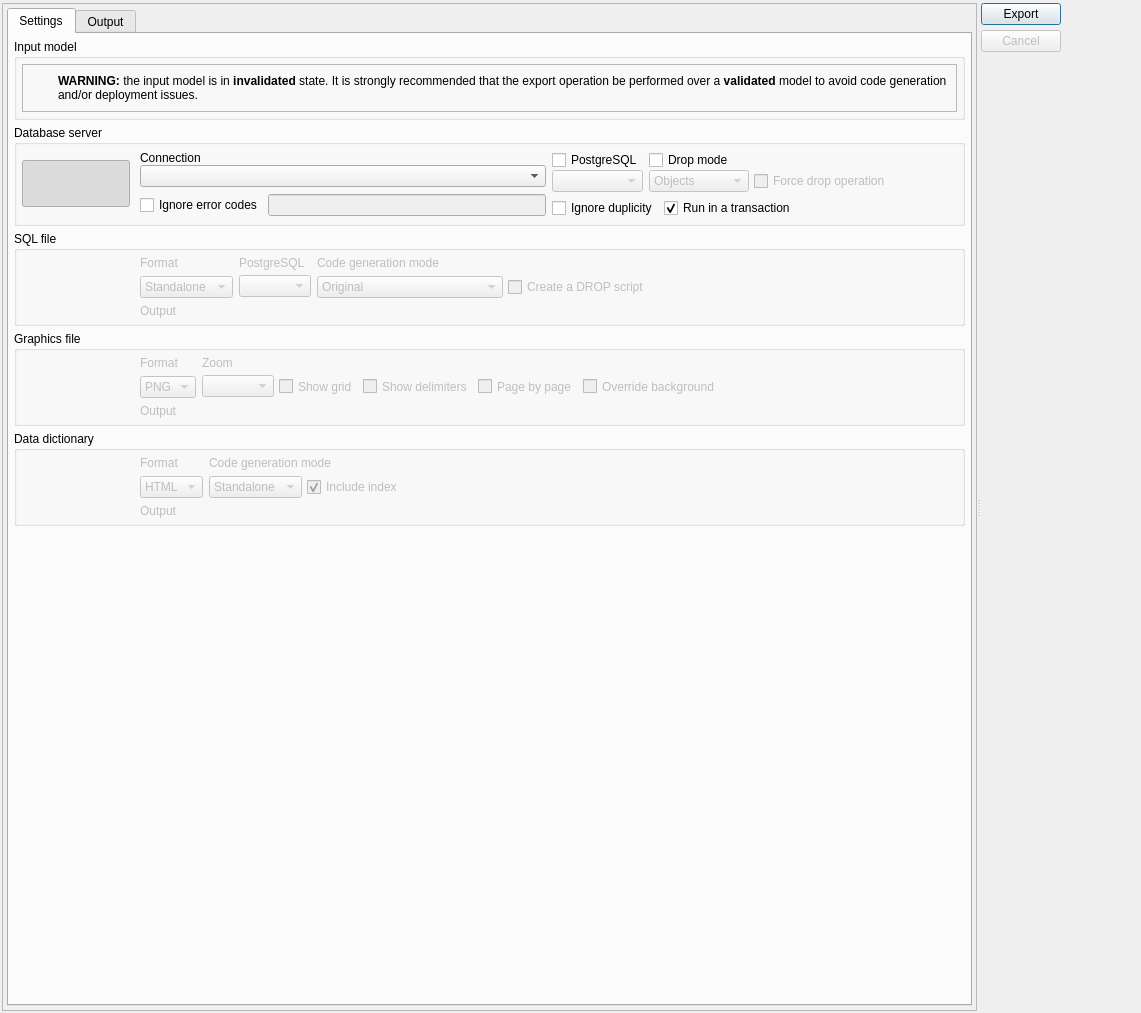
First picture: the form in libs/libgui/ui/tools/modelexportwidget.ui, repository maniac787/pgmodeler, before the edit.
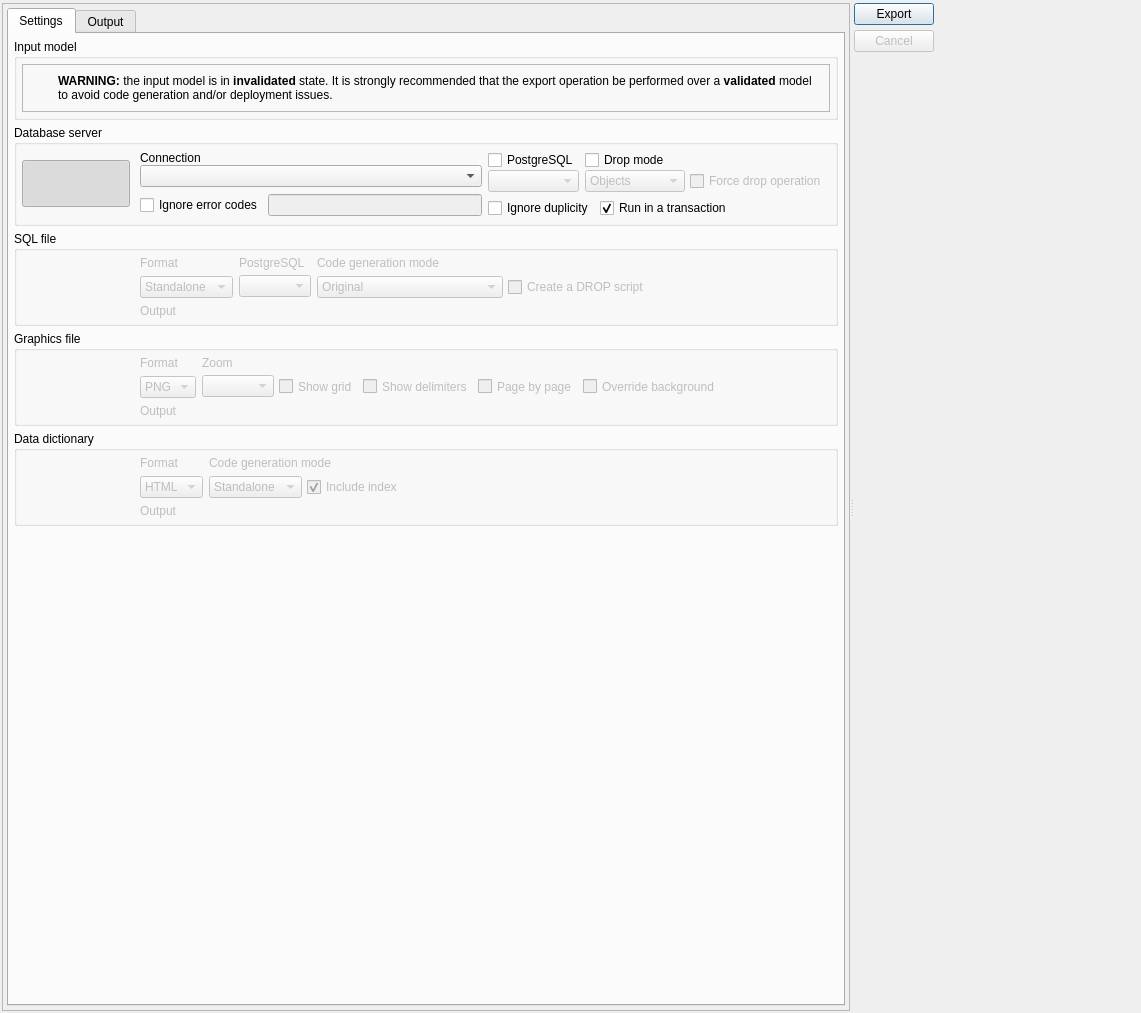
Second picture: the form after the edit. Icons and pictures are not drawn.

What changed in the file:
```diff
--- a/libs/libgui/ui/tools/modelexportwidget.ui
+++ b/libs/libgui/ui/tools/modelexportwidget.ui
@@ -1744,37 +1744,18 @@
        <property name="spacing">
         <number>5</number>
        </property>
-       <item row="0" column="0">
-        <widget class="QPushButton" name="export_btn">
-         <property name="sizePolicy">
-          <sizepolicy hsizetype="Preferred" vsizetype="Preferred">
-           <horstretch>0</horstretch>
-           <verstretch>0</verstretch>
-          </sizepolicy>
+       <item row="0" column="1" rowspan="2">
+        <spacer name="horizontalSpacer_4">
+         <property name="orientation">
+          <enum>Qt::Orientation::Horizontal</enum>
          </property>
-         <property name="maximumSize">
+         <property name="sizeHint" stdset="0">
           <size>
-           <width>16777215</width>
-           <height>16777215</height>
+           <width>40</width>
+           <height>20</height>
           </size>
          </property>
-         <property name="text">
-          <string>Export</string>
-         </property>
-         <property name="icon">
-          <iconset resource="../../res/resources.qrc">
-           <normaloff>:/icons/icons/export.png</normaloff>:/icons/icons/export.png</iconset>
-         </property>
-         <property name="iconSize">
-          <size>
-           <width>28</width>
-           <height>28</height>
-          </size>
-         </property>
-         <property name="default">
-          <bool>true</bool>
-         </property>
-        </widget>
+        </spacer>
        </item>
        <item row="1" column="0">
         <widget class="QPushButton" name="cancel_btn">
@@ -1802,8 +1783,100 @@
          </property>
         </widget>
        </item>
-       <item row="4" column="0">
-        <spacer name="verticalSpacer_2">
+       <item row="0" column="0">
+        <widget class="QPushButton" name="export_btn">
+         <property name="sizePolicy">
+          <sizepolicy hsizetype="Preferred" vsizetype="Preferred">
+           <horstretch>0</horstretch>
+           <verstretch>0</verstretch>
+          </sizepolicy>
+         </property>
+         <property name="maximumSize">
+          <size>
+           <width>16777215</width>
+           <height>16777215</height>
+          </size>
+         </property>
+         <property name="text">
+          <string>Export</string>
+         </property>
+         <property name="icon">
+          <iconset resource="../../res/resources.qrc">
+           <normaloff>:/icons/icons/export.png</normaloff>:/icons/icons/export.png</iconset>
+         </property>
+         <property name="iconSize">
+          <size>
+           <width>28</width>
+           <height>28</height>
+          </size>
+         </property>
+         <property name="default">
+          <bool>true</bool>
+         </property>
+        </widget>
+       </item>
+       <item row="3" column="0" colspan="2">
+        <layout class="QHBoxLayout" name="horizontalLayout_20">
+         <property name="spacing">
+          <number>0</number>
+         </property>
+         <property name="rightMargin">
+          <number>11</number>
+         </property>
+         <property name="bottomMargin">
+          <number>11</number>
+         </property>
+         <item>
+          <spacer name="horizontalSpacer_7">
+           <property name="orientation">
+            <enum>Qt::Orientation::Horizontal</enum>
+           </property>
+           <property name="sizeHint" stdset="0">
+            <size>
+             <width>40</width>
+             <height>20</height>
+            </size>
+           </property>
+          </spacer>
+         </item>
+         <item>
+          <widget class="QLabel" name="nullptrlabs_lbl">
+           <property name="sizePolicy">
+            <sizepolicy hsizetype="Fixed" vsizetype="Fixed">
+             <horstretch>0</horstretch>
+             <verstretch>0</verstretch>
+            </sizepolicy>
+           </property>
+           <property name="minimumSize">
+            <size>
+             <width>197</width>
+             <height>80</height>
+            </size>
+           </property>
+           <property name="maximumSize">
+            <size>
+             <width>197</width>
+             <height>80</height>
+            </size>
+           </property>
+           <property name="mouseTracking">
+            <bool>true</bool>
+           </property>
+           <property name="text">
+            <string/>
+           </property>
+           <property name="scaledContents">
+            <bool>true</bool>
+           </property>
+           <property name="openExternalLinks">
+            <bool>true</bool>
+           </property>
+          </widget>
+         </item>
+        </layout>
+       </item>
+       <item row="2" column="0" colspan="2">
+        <spacer name="verticalSpacer">
          <property name="orientation">
           <enum>Qt::Orientation::Vertical</enum>
          </property>
@@ -1815,19 +1888,6 @@
          </property>
         </spacer>
        </item>
-       <item row="0" column="1" rowspan="5">
-        <spacer name="horizontalSpacer_4">
-         <property name="orientation">
-          <enum>Qt::Orientation::Horizontal</enum>
-         </property>
-         <property name="sizeHint" stdset="0">
-          <size>
-           <width>40</width>
-           <height>20</height>
-          </size>
-         </property>
-        </spacer>
-       </item>
       </layout>
      </widget>
     </widget>
```
Left out of the diff: 13 changed lines with no effect on the pictures.
